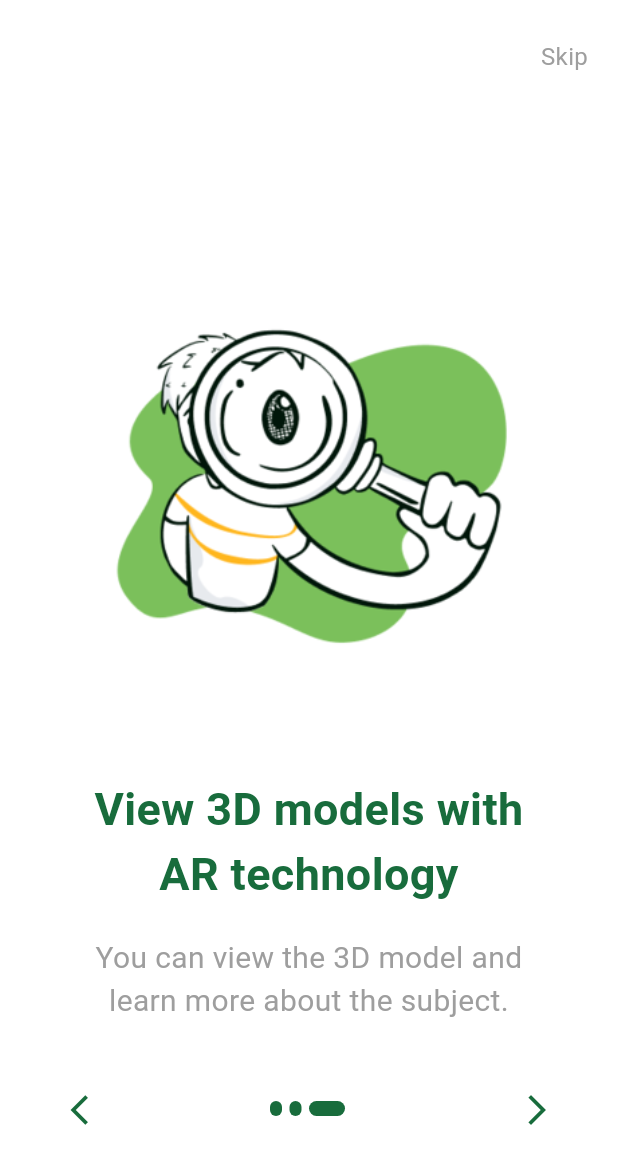
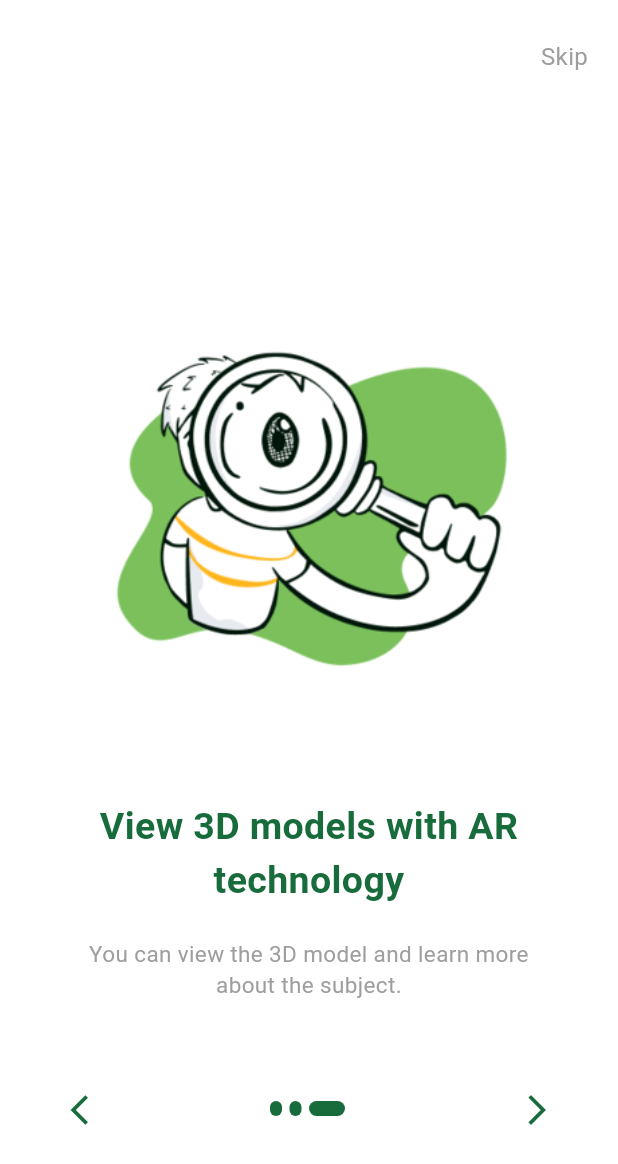
Before and after one commit to tedomi2705/vmeducation, a Flutter app: the screen it shows after launch, swiped to page 3, on a phone screen of 412 x 824 dp. Shown: the top 1164 px of the screen. Run offline on Flutter 3.47's test engine with Material 3 defaults, Android fonts, the phone set to English and light mode, and no system bars; our stand-ins replace animated_bottom_navigation_bar, ionicons, page_transition.

Commit message:
fix onboarding text size

```diff
--- a/lib/core/app_style.dart
+++ b/lib/core/app_style.dart
@@ -10,13 +10,13 @@ const skipButtonStyle = TextStyle(
 
 const titleOnboardingStyle = TextStyle(
   color: AppColor.primaryColor,
-  fontSize: 30,
+  fontSize: 25,
   fontWeight: FontWeight.bold,
 );
 
 const subTitleOnboardingStyle = TextStyle(
   color: Colors.grey,
-  fontSize: 20,
+  fontSize: 15,
   fontWeight: FontWeight.w400,
 );
 
```
